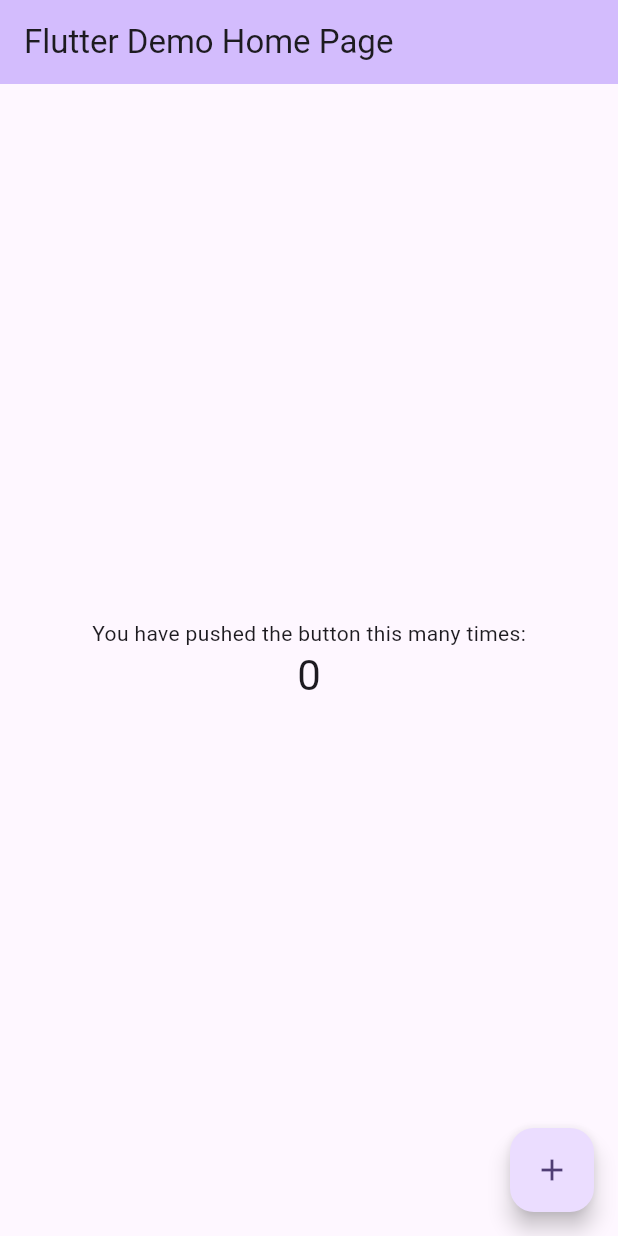
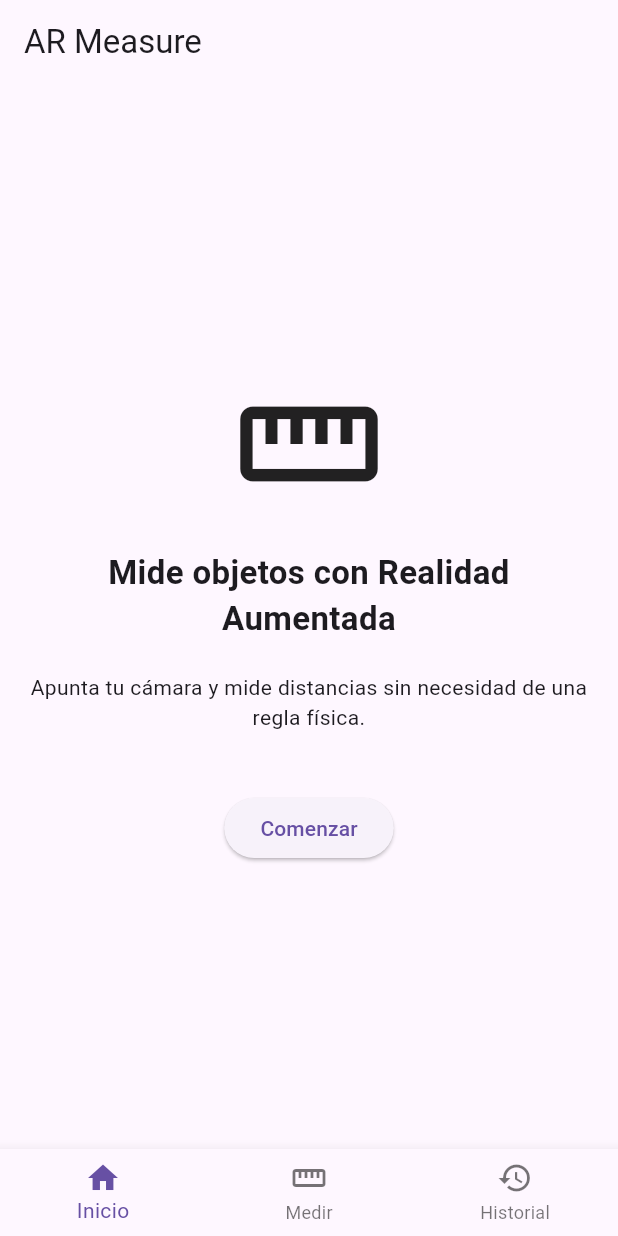
Before and after one commit to Poketeam8/ARMeasure, a Flutter app: the screen it shows after launch, on a phone screen of 412 x 824 dp. Run offline on Flutter 3.47's test engine with Material 3 defaults, Android fonts, the phone set to English and light mode, and no system bars.

Commit message:
avance 2

```diff
--- /dev/null
+++ b/lib/features/history/history_screen.dart
@@ -0,0 +1,13 @@
+import 'package:flutter/material.dart';
+
+class HistoryScreen extends StatelessWidget {
+  const HistoryScreen({super.key});
+
+  @override
+  Widget build(BuildContext context) {
+    return Scaffold(
+      appBar: AppBar(title: const Text("Historial")),
+      body: const Center(child: Text("Historial de mediciones")),
+    );
+  }
+}
--- /dev/null
+++ b/lib/features/home/home_screen.dart
@@ -0,0 +1,43 @@
+import 'package:flutter/material.dart';
+import '../measurement/measurement_screen.dart';
+
+class HomeScreen extends StatelessWidget {
+  const HomeScreen({super.key});
+
+  @override
+  Widget build(BuildContext context) {
+    return Scaffold(
+      appBar: AppBar(title: const Text("AR Measure")),
+      body: Padding(
+        padding: const EdgeInsets.all(20),
+        child: Column(
+          mainAxisAlignment: MainAxisAlignment.center,
+          children: [
+            const Icon(Icons.straighten, size: 100),
+            const SizedBox(height: 20),
+            const Text(
+              "Mide objetos con Realidad Aumentada",
+              style: TextStyle(fontSize: 22, fontWeight: FontWeight.bold),
+              textAlign: TextAlign.center,
+            ),
+            const SizedBox(height: 20),
+            const Text(
+              "Apunta tu cámara y mide distancias sin necesidad de una regla física.",
+              textAlign: TextAlign.center,
+            ),
+            const SizedBox(height: 40),
+            ElevatedButton(
+              onPressed: () {
+                Navigator.push(
+                  context,
+                  MaterialPageRoute(builder: (_) => const MeasurementScreen()),
+                );
+              },
+              child: const Text("Comenzar"),
+            ),
+          ],
+        ),
+      ),
+    );
+  }
+}
--- /dev/null
+++ b/lib/features/measurement/measurement_screen.dart
@@ -0,0 +1,13 @@
+import 'package:flutter/material.dart';
+
+class MeasurementScreen extends StatelessWidget {
+  const MeasurementScreen({super.key});
+
+  @override
+  Widget build(BuildContext context) {
+    return Scaffold(
+      appBar: AppBar(title: const Text("Medición")),
+      body: const Center(child: Text("Pantalla de medición (AR aquí)")),
+    );
+  }
+}
--- /dev/null
+++ b/lib/features/navigation/main_navigation.dart
@@ -0,0 +1,40 @@
+import 'package:flutter/material.dart';
+import '../home/home_screen.dart';
+import '../measurement/measurement_screen.dart';
+import '../history/history_screen.dart';
+
+class MainNavigation extends StatefulWidget {
+  const MainNavigation({super.key});
+
+  @override
+  State<MainNavigation> createState() => _MainNavigationState();
+}
+
+class _MainNavigationState extends State<MainNavigation> {
+  int _index = 0;
+
+  final screens = [HomeScreen(), MeasurementScreen(), HistoryScreen()];
+
+  @override
+  Widget build(BuildContext context) {
+    return Scaffold(
+      body: screens[_index],
+      bottomNavigationBar: BottomNavigationBar(
+        currentIndex: _index,
+        onTap: (value) {
+          setState(() {
+            _index = value;
+          });
+        },
+        items: const [
+          BottomNavigationBarItem(icon: Icon(Icons.home), label: "Inicio"),
+          BottomNavigationBarItem(icon: Icon(Icons.straighten), label: "Medir"),
+          BottomNavigationBarItem(
+            icon: Icon(Icons.history),
+            label: "Historial",
+          ),
+        ],
+      ),
+    );
+  }
+}
--- a/lib/main.dart
+++ b/lib/main.dart
@@ -1,4 +1,5 @@
 import 'package:flutter/material.dart';
+import 'features/navigation/main_navigation.dart';
 
 void main() {
   runApp(const MyApp());
@@ -7,116 +8,11 @@ void main() {
 class MyApp extends StatelessWidget {
   const MyApp({super.key});
 
-  // This widget is the root of your application.
   @override
   Widget build(BuildContext context) {
-    return MaterialApp(
-      title: 'Flutter Demo',
-      theme: ThemeData(
-        // This is the theme of your application.
-        //
-        // TRY THIS: Try running your application with "flutter run". You'll see
-        // the application has a purple toolbar. Then, without quitting the app,
-        // try changing the seedColor in the colorScheme below to Colors.green
-        // and then invoke "hot reload" (save your changes or press the "hot
-        // reload" button in a Flutter-supported IDE, or press "r" if you used
-        // the command line to start the app).
-        //
-        // Notice that the counter didn't reset back to zero; the application
-        // state is not lost during the reload. To reset the state, use hot
-        // restart instead.
-        //
-        // This works for code too, not just values: Most code changes can be
-        // tested with just a hot reload.
-        colorScheme: .fromSeed(seedColor: Colors.deepPurple),
-      ),
-      home: const MyHomePage(title: 'Flutter Demo Home Page'),
+    return const MaterialApp(
+      debugShowCheckedModeBanner: false,
+      home: MainNavigation(),
     );
   }
 }
-
-class MyHomePage extends StatefulWidget {
-  const MyHomePage({super.key, required this.title});
-
-  // This widget is the home page of your application. It is stateful, meaning
-  // that it has a State object (defined below) that contains fields that affect
-  // how it looks.
-
-  // This class is the configuration for the state. It holds the values (in this
-  // case the title) provided by the parent (in this case the App widget) and
-  // used by the build method of the State. Fields in a Widget subclass are
-  // always marked "final".
-
-  final String title;
-
-  @override
-  State<MyHomePage> createState() => _MyHomePageState();
-}
-
-class _MyHomePageState extends State<MyHomePage> {
-  int _counter = 0;
-
-  void _incrementCounter() {
-    setState(() {
-      // This call to setState tells the Flutter framework that something has
-      // changed in this State, which causes it to rerun the build method below
-      // so that the display can reflect the updated values. If we changed
-      // _counter without calling setState(), then the build method would not be
-      // called again, and so nothing would appear to happen.
-      _counter++;
-    });
-  }
-
-  @override
-  Widget build(BuildContext context) {
-    // This method is rerun every time setState is called, for instance as done
-    // by the _incrementCounter method above.
-    //
-    // The Flutter framework has been optimized to make rerunning build methods
-    // fast, so that you can just rebuild anything that needs updating rather
-    // than having to individually change instances of widgets.
-    return Scaffold(
-      appBar: AppBar(
-        // TRY THIS: Try changing the color here to a specific color (to
-        // Colors.amber, perhaps?) and trigger a hot reload to see the AppBar
-        // change color while the other colors stay the same.
-        backgroundColor: Theme.of(context).colorScheme.inversePrimary,
-        // Here we take the value from the MyHomePage object that was created by
-        // the App.build method, and use it to set our appbar title.
-        title: Text(widget.title),
-      ),
-      body: Center(
-        // Center is a layout widget. It takes a single child and positions it
-        // in the middle of the parent.
-        child: Column(
-          // Column is also a layout widget. It takes a list of children and
-          // arranges them vertically. By default, it sizes itself to fit its
-          // children horizontally, and tries to be as tall as its parent.
-          //
-          // Column has various properties to control how it sizes itself and
-          // how it positions its children. Here we use mainAxisAlignment to
-          // center the children vertically; the main axis here is the vertical
-          // axis because Columns are vertical (the cross axis would be
-          // horizontal).
-          //
-          // TRY THIS: Invoke "debug painting" (choose the "Toggle Debug Paint"
-          // action in the IDE, or press "p" in the console), to see the
-          // wireframe for each widget.
-          mainAxisAlignment: .center,
-          children: [
-            const Text('You have pushed the button this many times:'),
-            Text(
-              '$_counter',
-              style: Theme.of(context).textTheme.headlineMedium,
-            ),
-          ],
-        ),
-      ),
-      floatingActionButton: FloatingActionButton(
-        onPressed: _incrementCounter,
-        tooltip: 'Increment',
-        child: const Icon(Icons.add),
-      ),
-    );
-  }
-}
```
Also changed, not shown: lib/features/measurement/ar_service.dart (added), 1 other file.
